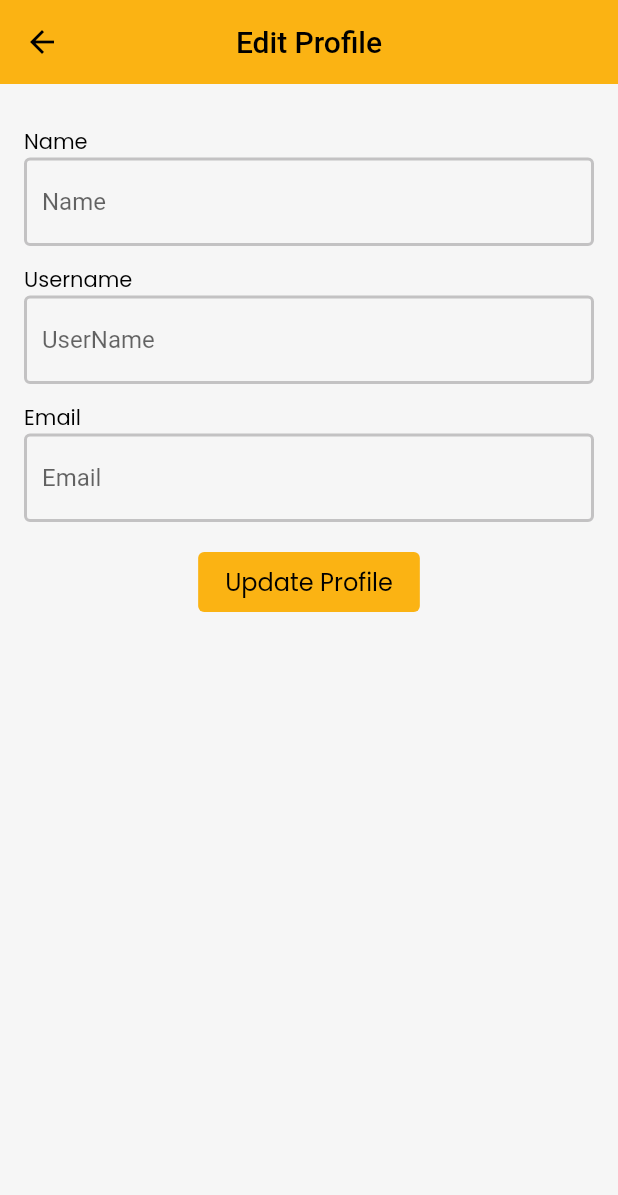
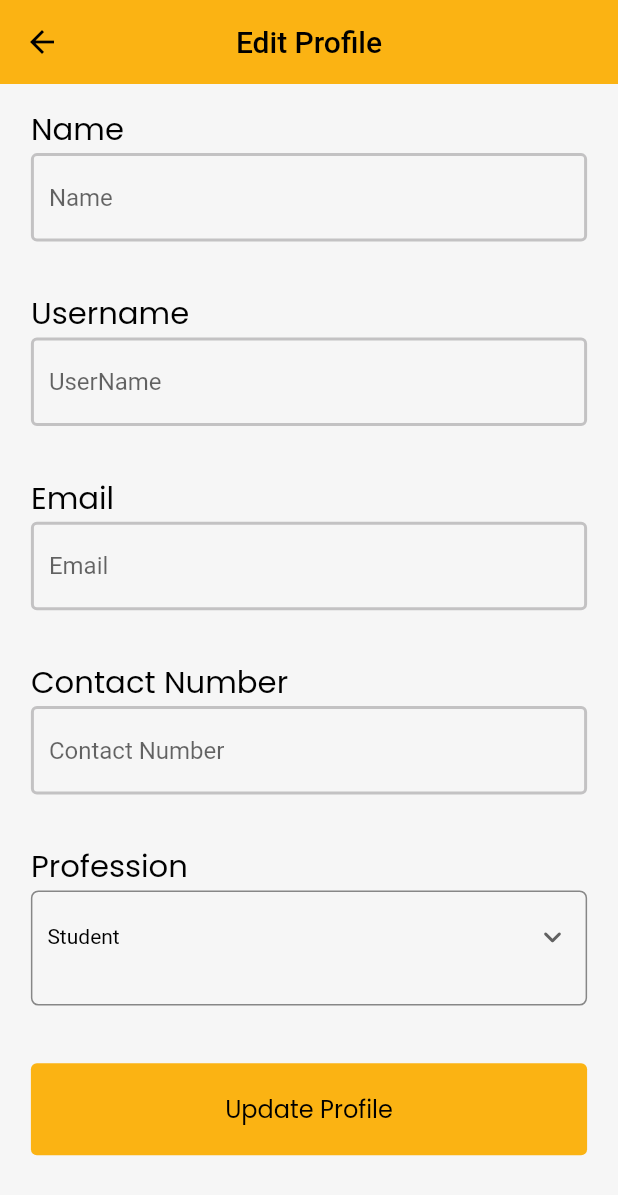
Before and after one commit to Harshpatel249/LaughieApp, a Flutter app: the EditProfile screen opened directly, on a phone screen of 412 x 824 dp. Shown: the top 1195 px of the screen. Run offline on Flutter 3.47's test engine with Material 2 defaults, Android fonts, the phone set to English and light mode, and no system bars; our stand-ins replace csc_picker, date_field.

Commit message:
Update editProfile.dart

```diff
--- a/lib/screens/editProfile.dart
+++ b/lib/screens/editProfile.dart
@@ -9,20 +9,50 @@ class _EditProfileState extends State<EditProfile> {
   TextEditingController nameController = TextEditingController();
   TextEditingController userNameController = TextEditingController();
   TextEditingController emailController = TextEditingController();
+  TextEditingController contactController = TextEditingController();
 
   bool _nameValid = true;
   bool _usernameValid = true;
   bool _emailValid = true;
+  bool _contactValid = true;
+
+  final String userProfession = 'Student';
+  String professionValue = 'Student';
+
+  @override
+  Widget build(BuildContext context) {
+    final mediaQuery = MediaQuery.of(context);
+    final appBar = AppBar(
+      title: Text(
+        'Edit Profile',
+        style: TextStyle(color: Colors.black),
+      ),
+      centerTitle: true,
+    );
+
+    final padding = mediaQuery.size.width * 0.05;
+
+    final screenHeight = mediaQuery.size.height -
+        appBar.preferredSize.height -
+        mediaQuery.padding.top;
 
     Column buildNameField() {
       return Column(
         crossAxisAlignment: CrossAxisAlignment.start,
         children: <Widget>[
           Padding(
-          padding: EdgeInsets.only(top: 12.0),
+            padding: EdgeInsets.only(top: screenHeight * 0.02),
+            child: Container(
+              height: screenHeight * 0.04,
+              child: FittedBox(
+                fit: BoxFit.fitHeight,
                 child: Text("Name"),
               ),
-        TextField(
+            ),
+          ),
+          Container(
+            height: screenHeight * 0.10,
+            child: TextField(
               controller: nameController,
               style: TextStyle(color: Colors.black),
               decoration: InputDecoration(
@@ -36,6 +66,7 @@ class _EditProfileState extends State<EditProfile> {
                 errorText: _nameValid ? null : "name cannot be empty",
               ),
             ),
+          ),
         ],
       );
     }
@@ -45,10 +76,18 @@ class _EditProfileState extends State<EditProfile> {
         crossAxisAlignment: CrossAxisAlignment.start,
         children: <Widget>[
           Padding(
-          padding: EdgeInsets.only(top: 12.0),
+            padding: EdgeInsets.only(top: screenHeight * 0.02),
+            child: Container(
+              height: screenHeight * 0.04,
+              child: FittedBox(
+                fit: BoxFit.fitHeight,
                 child: Text("Username"),
               ),
-        TextField(
+            ),
+          ),
+          Container(
+            height: screenHeight * 0.10,
+            child: TextField(
               controller: userNameController,
               style: TextStyle(color: Colors.black),
               decoration: InputDecoration(
@@ -61,6 +100,7 @@ class _EditProfileState extends State<EditProfile> {
                 hintText: "UserName",
                 errorText: _usernameValid ? null : "username cannot be empty",
               ),
+            ),
           )
         ],
       );
@@ -71,10 +111,18 @@ class _EditProfileState extends State<EditProfile> {
         crossAxisAlignment: CrossAxisAlignment.start,
         children: <Widget>[
           Padding(
-          padding: EdgeInsets.only(top: 12.0),
+            padding: EdgeInsets.only(top: screenHeight * 0.02),
+            child: Container(
+              height: screenHeight * 0.04,
+              child: FittedBox(
+                fit: BoxFit.fitHeight,
                 child: Text("Email"),
               ),
-        TextField(
+            ),
+          ),
+          Container(
+            height: screenHeight * 0.10,
+            child: TextField(
               controller: emailController,
               style: TextStyle(color: Colors.black),
               decoration: InputDecoration(
@@ -87,42 +135,123 @@ class _EditProfileState extends State<EditProfile> {
                 hintText: "Email",
                 errorText: _emailValid ? null : "Email cannot be empty",
               ),
+            ),
           )
         ],
       );
     }
 
-  @override
-  Widget build(BuildContext context) {
+    Column buildContactField() {
+      return Column(
+        crossAxisAlignment: CrossAxisAlignment.start,
+        children: <Widget>[
+          Padding(
+            padding: EdgeInsets.only(top: screenHeight * 0.02),
+            child: Container(
+              height: screenHeight * 0.04,
+              child: FittedBox(
+                fit: BoxFit.fitHeight,
+                child: Text("Contact Number"),
+              ),
+            ),
+          ),
+          Container(
+            height: screenHeight * 0.10,
+            child: TextField(
+              controller: contactController,
+              style: TextStyle(color: Colors.black),
+              decoration: InputDecoration(
+                focusedBorder: OutlineInputBorder(
+                  borderSide: BorderSide(color: Color(0xfffbb313), width: 2.0),
+                ),
+                enabledBorder: OutlineInputBorder(
+                  borderSide: BorderSide(color: Color(0xFFC3C2C3), width: 2.0),
+                ),
+                hintText: "Contact Number",
+                errorText: _contactValid ? null : "Contact cannot be empty",
+              ),
+            ),
+          ),
+        ],
+      );
+    }
+
+    Column buildProfessionField() {
+      return Column(
+        crossAxisAlignment: CrossAxisAlignment.start,
+        children: [
+          Padding(
+            padding: EdgeInsets.only(top: screenHeight * 0.02),
+            child: Container(
+              height: screenHeight * 0.04,
+              child: FittedBox(
+                fit: BoxFit.fitHeight,
+                child: Text("Profession"),
+              ),
+            ),
+          ),
+          Container(
+            height: screenHeight * 0.10,
+            padding: EdgeInsets.symmetric(vertical: 6, horizontal: 10),
+            decoration: BoxDecoration(
+                border: Border.all(color: Colors.black45),
+                borderRadius: BorderRadius.circular(5)),
+            child: DropdownButton<String>(
+              value: professionValue,
+              icon: const Icon(Icons.keyboard_arrow_down_rounded),
+              iconSize: 24,
+              isExpanded: true,
+              style: const TextStyle(color: Colors.black),
+              underline: SizedBox(),
+              onChanged: (newValue) {
+                setState(() {
+                  professionValue = newValue;
+                });
+              },
+              items: <String>['Student', 'Researcher', 'Professor', 'Other']
+                  .map<DropdownMenuItem<String>>((String value) {
+                return DropdownMenuItem<String>(
+                  value: value,
+                  child: Text(value),
+                );
+              }).toList(),
+            ),
+          ),
+        ],
+      );
+    }
+
     return Container(
       child: SafeArea(
         child: Scaffold(
-          appBar: AppBar(
-            title: Text(
-              'Edit Profile',
-              style: TextStyle(color: Colors.black),
-            ),
-            centerTitle: true,
-          ),
+          appBar: appBar,
           body: ListView(
             children: <Widget>[
               Container(
+                child: Padding(
+                  padding: EdgeInsets.only(left: padding, right: padding),
                   child: Column(
                     children: <Widget>[
-                    Padding(
-                      padding: EdgeInsets.all(16.0),
-                      child: Column(
+                      Column(
                         children: <Widget>[
                           buildNameField(),
                           buildUserNameField(),
                           buildEmailField(),
+                          buildContactField(),
+                          buildProfessionField(),
                         ],
                       ),
+                      SizedBox(
+                        height: screenHeight * 0.05,
                       ),
-                    TextButton(
+                      Container(
+                        width: double.infinity,
+                        height: screenHeight * 0.08,
+                        child: TextButton(
                           onPressed: () {},
                           child: Padding(
-                        padding: const EdgeInsets.only(left: 10.0, right: 10.0),
+                            padding:
+                                const EdgeInsets.only(left: 10.0, right: 10.0),
                             child: Text(
                               'Update Profile',
                               style: TextStyle(
@@ -137,7 +266,12 @@ class _EditProfileState extends State<EditProfile> {
                             ),
                           ),
                         ),
+                      ),
+                      SizedBox(
+                        height: screenHeight * 0.02,
+                      ),
                     ],
+                  ),
                 ),
               )
             ],
```
Lines whose indentation alone changed are shown as unchanged.
